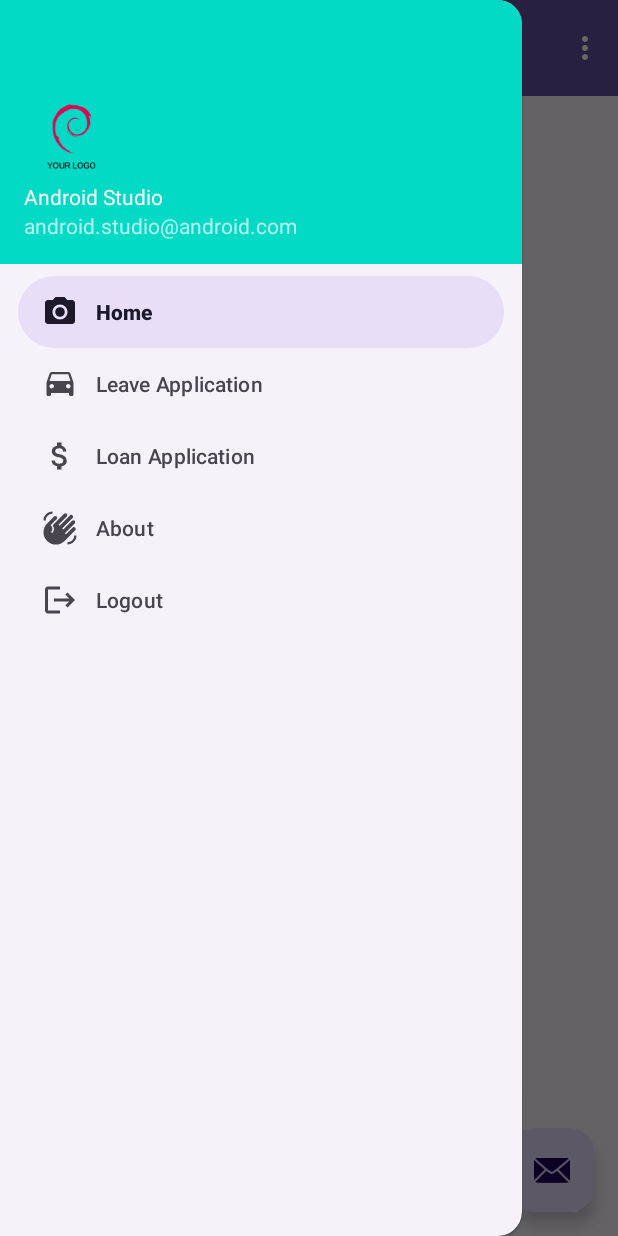
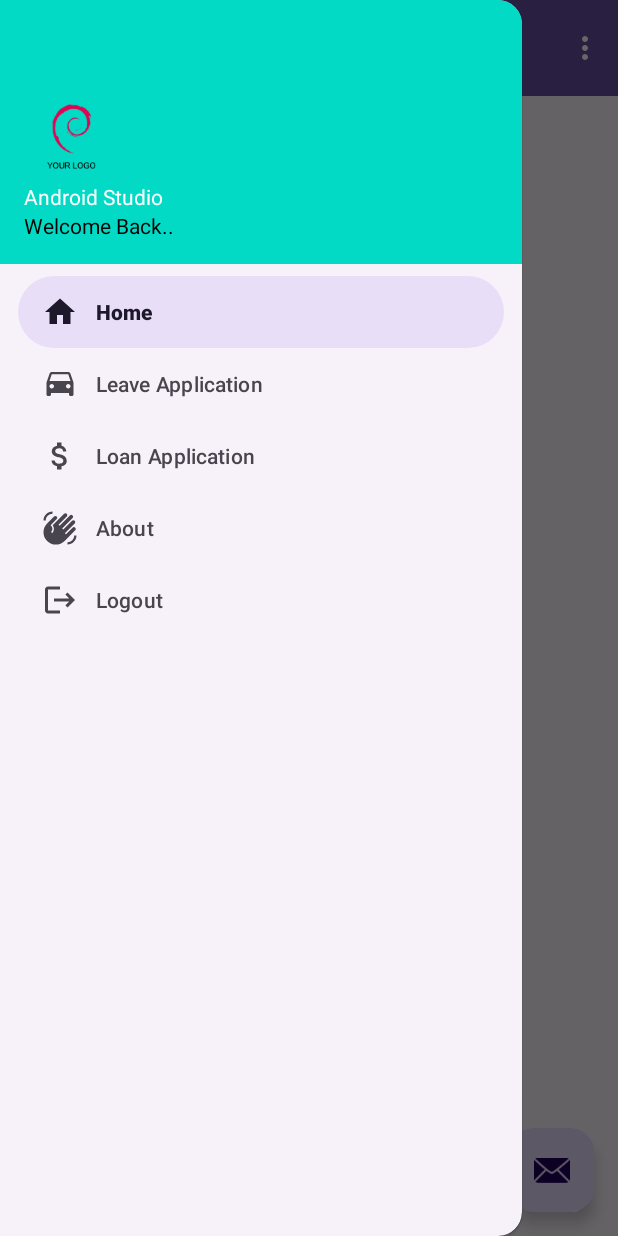
Before and after one commit to Khairulasif/Android_Project_Final, an Android app: the DrawerActivity screen opened directly, with no data from a screen before it, with the side drawer open, on a phone screen of 412 x 824 dp. Run offline under Robolectric (Android 15) with nearby library versions, the phone set to English and light mode, and no system bars; our stand-ins replace navigation-ui.

Commit message:
home change

```diff
--- /dev/null
+++ b/app/src/main/res/drawable/home_24.xml
@@ -0,0 +1,5 @@
+<vector android:height="24dp" android:tint="#000000"
+    android:viewportHeight="24" android:viewportWidth="24"
+    android:width="24dp" xmlns:android="http://schemas.android.com/apk/res/android">
+    <path android:fillColor="@android:color/white" android:pathData="M10,20v-6h4v6h5v-8h3L12,3 2,12h3v8z"/>
+</vector>
--- a/app/src/main/res/layout/nav_header_drawer.xml
+++ b/app/src/main/res/layout/nav_header_drawer.xml
@@ -31,5 +31,8 @@
         android:id="@+id/textView"
         android:layout_width="wrap_content"
         android:layout_height="wrap_content"
-        android:text="@string/nav_header_subtitle" />
+
+        android:fontFamily="sans-serif-medium "
+        android:text="Welcome Back.."
+        android:textColor="@color/black" />
 </LinearLayout>
--- a/app/src/main/res/menu/activity_main_drawer.xml
+++ b/app/src/main/res/menu/activity_main_drawer.xml
@@ -6,7 +6,7 @@
     <group android:checkableBehavior="single">
         <item
             android:id="@+id/nav_home"
-            android:icon="@drawable/ic_menu_camera"
+            android:icon="@drawable/home"
             android:title="@string/menu_home" />
 
 
--- a/app/src/main/res/values/strings.xml
+++ b/app/src/main/res/values/strings.xml
@@ -14,6 +14,9 @@
     <string name="menu_loan">Loan</string>
 
 
+
+
+
     <array name="departments">
         <item>Technical</item>
         <item>Support</item>
```
